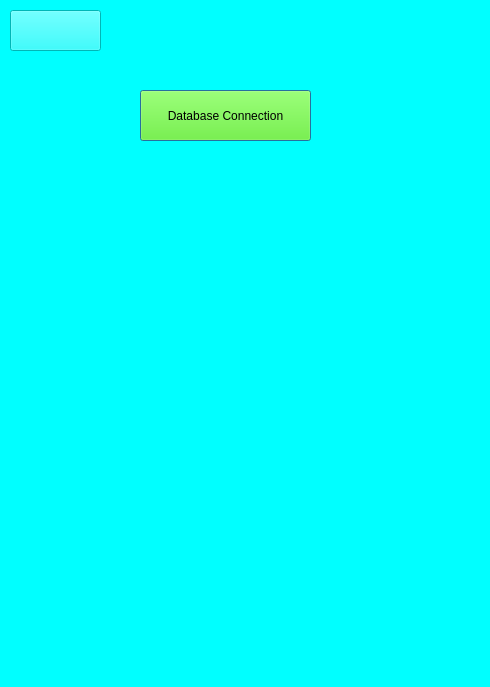
Qt form SKOGKK/KKOGSK/qt5databasedialog.ui (Strauts/AppDeployment) before a commit.
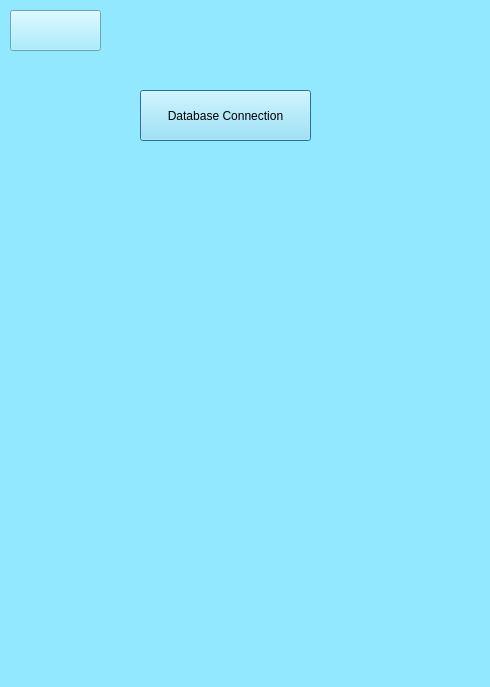
The same form after that commit. Icons and pictures are not drawn.

The edit to the form file:
```diff
--- a/SKOGKK/KKOGSK/qt5databasedialog.ui
+++ b/SKOGKK/KKOGSK/qt5databasedialog.ui
@@ -14,7 +14,7 @@
    <string>Dialog</string>
   </property>
   <property name="styleSheet">
-   <string notr="true">background-color: rgb(0, 255, 255);</string>
+   <string notr="true">background-color: rgb(146, 232, 255);</string>
   </property>
   <widget class="QPushButton" name="pushButton">
    <property name="geometry">
@@ -27,7 +27,7 @@
    </property>
    <property name="styleSheet">
     <string notr="true">color: rgb(0, 0, 0);
-background-color: rgb(85, 255, 0);</string>
+background-color: rgb(146, 232, 255);</string>
    </property>
    <property name="text">
     <string>Database Connection</string>
```
